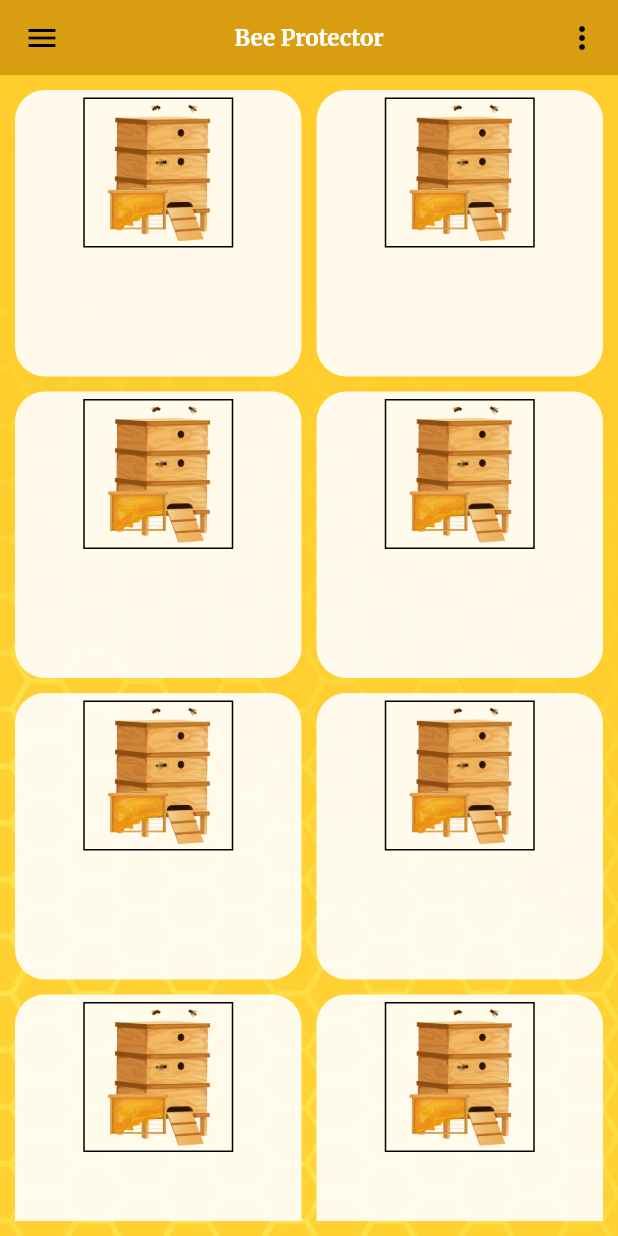
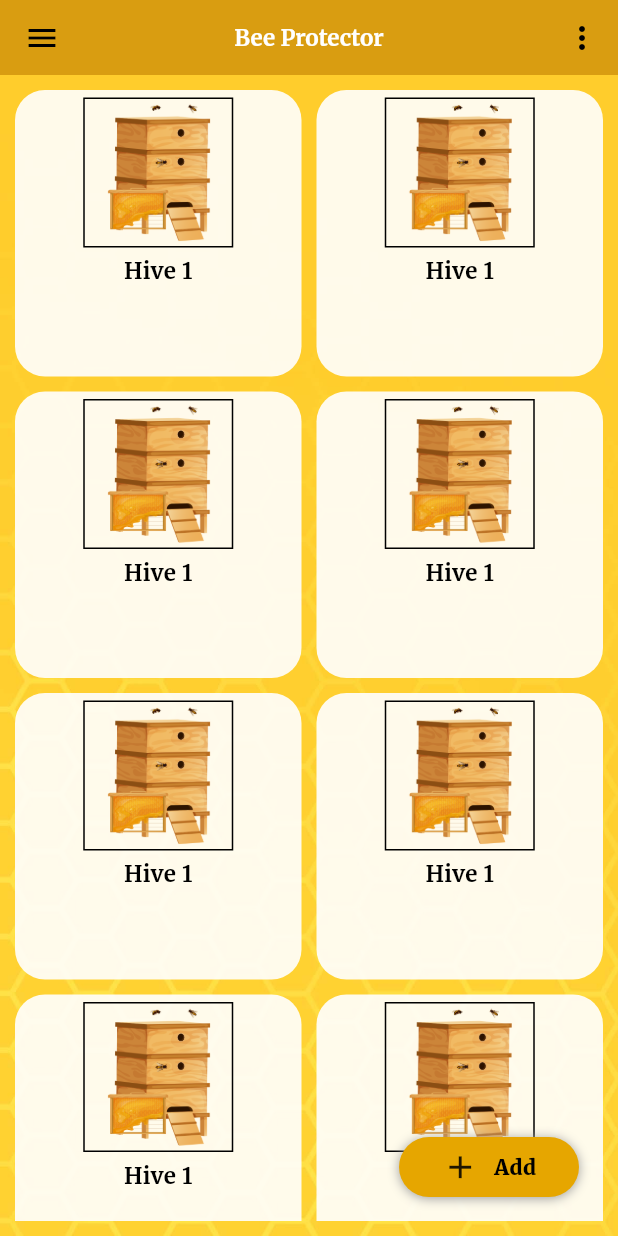
Before and after one commit to nadeeshapathiraja/bee_manage, a Flutter app: the MainScren screen opened directly, on a phone screen of 412 x 824 dp. Run offline on Flutter 3.47's test engine with Material 3 defaults, Android fonts, the phone set to English and light mode, and no system bars; our stand-ins replace animate_do, flutter_spinkit, google_fonts, logger, skeletons, smooth_page_indicator.

Commit message:
add and view hive page added

```diff
--- a/lib/data/side_menu_data.dart
+++ b/lib/data/side_menu_data.dart
@@ -30,6 +30,11 @@ class SideMenuData {
       widget: const CommunityScreen(),
     ),
     SideMenuModel(
+      icon: Icons.notifications,
+      title: "Notifications",
+      widget: const CommunityScreen(),
+    ),
+    SideMenuModel(
       icon: Icons.settings,
       title: "Settings",
       widget: const SettingsScreen(),
--- a/lib/pages/main_pages/Main_screen.dart
+++ b/lib/pages/main_pages/Main_screen.dart
@@ -1,9 +1,13 @@
 import 'package:beetracker/componets/custom_appbar.dart';
+import 'package:beetracker/componets/custom_text.dart';
+import 'package:beetracker/pages/hive_pages/add_hive.dart';
 import 'package:beetracker/pages/main_pages/community_screen/community_page.dart';
 import 'package:beetracker/pages/main_pages/home_page/home_page.dart';
 import 'package:beetracker/pages/main_pages/profile_screen/profile_page.dart';
 import 'package:beetracker/pages/main_pages/shop_screen/shop_page.dart';
 import 'package:beetracker/provider/main_page_provider.dart';
+import 'package:beetracker/utils/colors.dart';
+import 'package:beetracker/utils/util_functions.dart';
 import 'package:flutter/material.dart';
 import 'package:logger/logger.dart';
 import 'package:provider/provider.dart';
@@ -34,6 +38,44 @@ class _MainScrenState extends State<MainScren> {
               child: SideMenu(),
             )
           : null,
+      floatingActionButton: Padding(
+        padding: const EdgeInsets.all(10),
+        child: GestureDetector(
+          onTap: () {
+            UtilFunctions.navigateTo(
+              context,
+              const AddHiveDetails(),
+            );
+          },
+          child: Container(
+            width: 120,
+            height: 40,
+            decoration: BoxDecoration(
+              color: appbarColor,
+              borderRadius: BorderRadius.circular(20),
+              boxShadow: const [
+                BoxShadow(
+                  color: Colors.grey,
+                  offset: Offset(0.0, 1.0), //(x,y)
+                  blurRadius: 6.0,
+                ),
+              ],
+            ),
+            child: const Row(
+              mainAxisAlignment: MainAxisAlignment.center,
+              children: [
+                Icon(Icons.add, size: 25, weight: 100),
+                SizedBox(width: 10),
+                CustomText(
+                  text: "Add",
+                  fontWeight: FontWeight.w900,
+                  fontSize: 14,
+                )
+              ],
+            ),
+          ),
+        ),
+      ),
       body: Consumer<MainPageProvider>(
         builder: (context, mainPageProvider, child) {
           // Fetch the current selected page from the provider
--- a/lib/pages/main_pages/home_page/home_page.dart
+++ b/lib/pages/main_pages/home_page/home_page.dart
@@ -1,4 +1,7 @@
+import 'package:beetracker/componets/custom_text.dart';
+import 'package:beetracker/pages/hive_pages/view_hive.dart';
 import 'package:beetracker/utils/colors.dart';
+import 'package:beetracker/utils/util_functions.dart';
 import 'package:flutter/material.dart';
 
 class HomeScreen extends StatefulWidget {
@@ -24,7 +27,30 @@ class _HomeScreenState extends State<HomeScreen> {
               mainAxisSpacing: 10,
             ),
             itemBuilder: (BuildContext context, int index) {
-              return Container(
+              return const HiveCard();
+            },
+          );
+        },
+      ),
+    );
+  }
+}
+
+class HiveCard extends StatelessWidget {
+  const HiveCard({
+    super.key,
+  });
+
+  @override
+  Widget build(BuildContext context) {
+    return GestureDetector(
+      onTap: () {
+        UtilFunctions.navigateTo(
+          context,
+          const DisplayHiveDetails(),
+        );
+      },
+      child: Container(
         decoration: BoxDecoration(
           color: kWhite.withOpacity(0.9),
           borderRadius: BorderRadius.circular(20),
@@ -44,12 +70,12 @@ class _HomeScreenState extends State<HomeScreen> {
                 ),
               ),
             ),
+            const CustomText(
+              text: "Hive 1",
+              fontWeight: FontWeight.bold,
+            )
           ],
         ),
-              );
-            },
-          );
-        },
       ),
     );
   }
--- a/pubspec.yaml
+++ b/pubspec.yaml
@@ -46,6 +46,7 @@ dependencies:
   turn_page_transition: ^0.4.0
   skeletons: ^0.0.3
   provider: ^6.1.2
+  dropdown_button2: ^2.3.9
 
 dev_dependencies:
   flutter_test:
```
Also changed, not shown: lib/componets/custom_form_field.dart (added, +106 -0 lines), lib/pages/hive_pages/add_hive.dart (added, +53 -0 lines), lib/pages/hive_pages/view_hive.dart (added, +26 -0 lines), pubspec.lock. Lines whose indentation alone changed are shown as unchanged.
